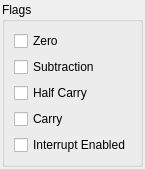
Above: Qt/widgets/cpuflagswidget.ui from RocketRope/Gameboy-Emulator before the change. Below: the same form after it.
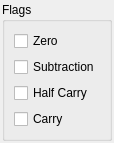
That is the form after the change.

Commit message: Interrupt implemented + Qt interrupt widget added

Patch:
```diff
--- a/Qt/widgets/cpuflagswidget.ui
+++ b/Qt/widgets/cpuflagswidget.ui
@@ -6,8 +6,8 @@
    <rect>
     <x>0</x>
     <y>0</y>
-    <width>128</width>
-    <height>142</height>
+    <width>102</width>
+    <height>123</height>
    </rect>
   </property>
   <property name="windowTitle">
@@ -72,29 +72,9 @@
         </property>
        </widget>
       </item>
-      <item>
-       <widget class="QCheckBox" name="interrupt_enabled_checkBox">
-        <property name="text">
-         <string>Interrupt Enabled</string>
-        </property>
-       </widget>
-      </item>
      </layout>
     </widget>
    </item>
-   <item>
-    <spacer name="verticalSpacer">
-     <property name="orientation">
-      <enum>Qt::Vertical</enum>
-     </property>
-     <property name="sizeHint" stdset="0">
-      <size>
-       <width>20</width>
-       <height>40</height>
-      </size>
-     </property>
-    </spacer>
-   </item>
   </layout>
  </widget>
  <resources/>
```
The commit also changes 14 other files.
